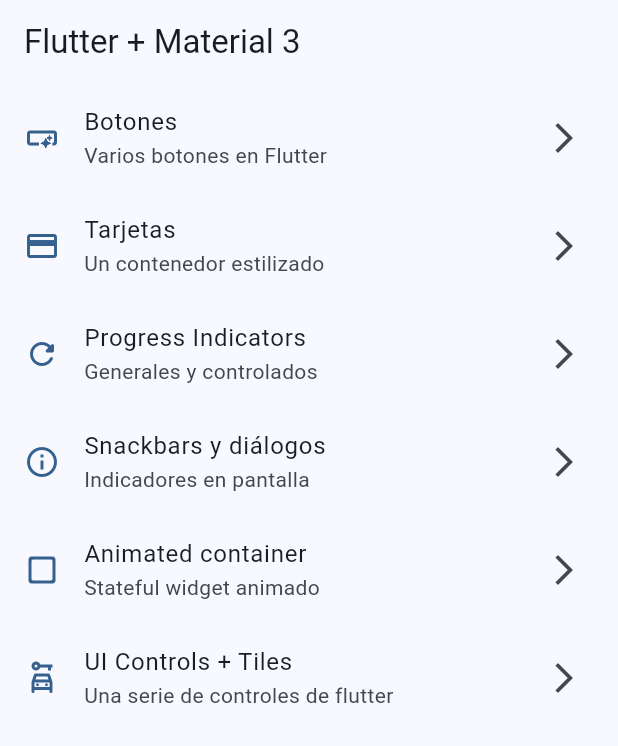
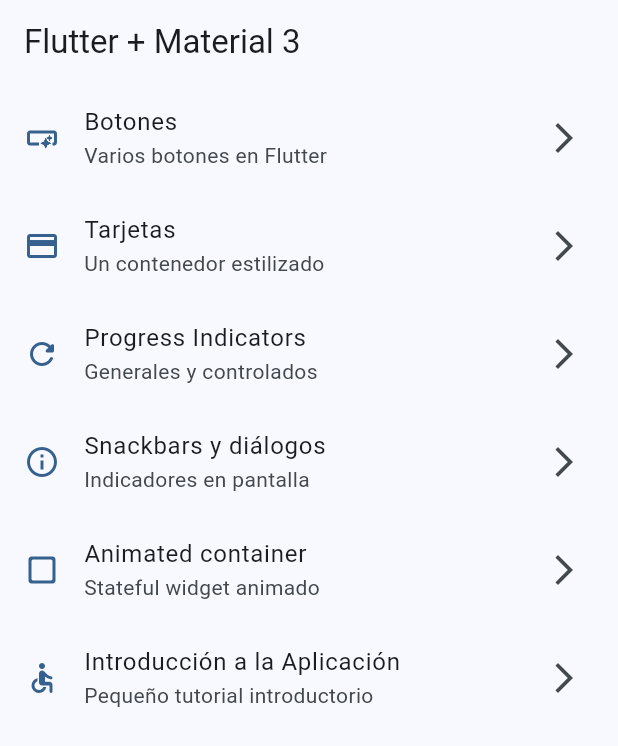
Before and after one commit to mariobros123413/widgets_app, a Flutter app: the screen it shows after launch, on a phone screen of 412 x 824 dp. Shown: the top 746 px of the screen. Run offline on Flutter 3.47's test engine with Material 3 defaults, Android fonts, the phone set to English and light mode, and no system bars; our stand-ins replace go_router.

Commit message:
tutorial screen added

```diff
--- a/lib/config/menu/menu-items.dart
+++ b/lib/config/menu/menu-items.dart
@@ -45,9 +45,9 @@ const appMenuItems = <MenuItem>[
     icon: Icons.check_box_outline_blank_rounded,
   ),
   MenuItem(
-    title: 'UI Controls + Tiles',
-    subTitle: 'Una serie de controles de flutter',
-    link: '/ui-controls',
-    icon: Icons.car_rental_outlined,
+    title: 'Introducción a la Aplicación',
+    subTitle: 'Pequeño tutorial introductorio',
+    link: '/tutorial',
+    icon: Icons.accessible_rounded,
   ),
 ];
--- a/lib/config/router/router_config.dart
+++ b/lib/config/router/router_config.dart
@@ -39,5 +39,10 @@ final appRouter = GoRouter(
       name: UiControlsScreen.name,
       builder: (context, state) => const UiControlsScreen(),
     ),
+    GoRoute(
+      path: '/tutorial',
+      name: AppTutorialScreen.name,
+      builder: (context, state) => const AppTutorialScreen(),
+    ),
   ],
 );
```
